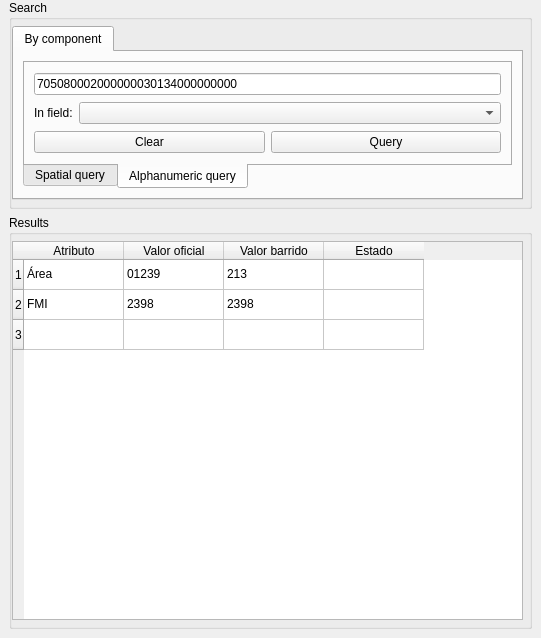
Before: the Qt Designer form asistente_ladm_col/ui/dockwidget_changes.ui in SwissTierrasColombia/Asistente-LADM-COL, drawn with Qt 5.
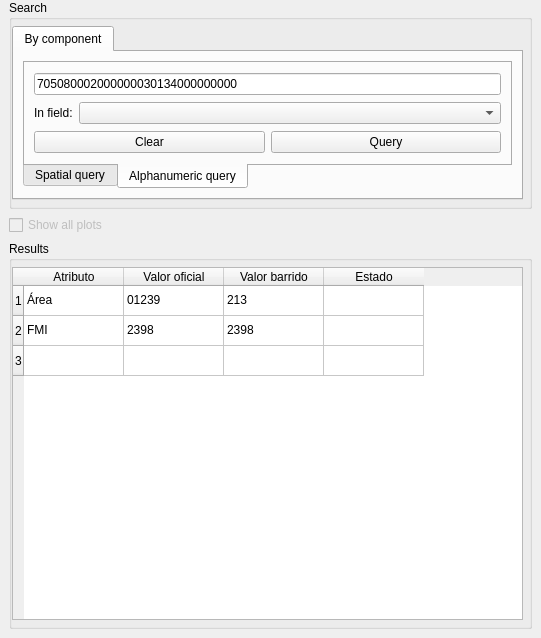
After: the same form once the commit is applied. Custom widgets are drawn as their Qt base class.

Commit message: [changes] Add checkbox to alternate between all plots and only selected plot; add function to activate/deactivate mapswipe_tool plugin

```diff
--- a/asistente_ladm_col/ui/dockwidget_changes.ui
+++ b/asistente_ladm_col/ui/dockwidget_changes.ui
@@ -13,7 +13,7 @@
   <property name="minimumSize">
    <size>
     <width>365</width>
-    <height>495</height>
+    <height>523</height>
    </size>
   </property>
   <property name="floating">
@@ -187,7 +187,7 @@
       </layout>
      </widget>
     </item>
-    <item row="1" column="0">
+    <item row="2" column="0">
      <widget class="QGroupBox" name="groupBox_2">
       <property name="sizePolicy">
        <sizepolicy hsizetype="Preferred" vsizetype="MinimumExpanding">
@@ -329,6 +329,16 @@
       </layout>
      </widget>
     </item>
+    <item row="1" column="0">
+     <widget class="QCheckBox" name="chk_show_all_plots">
+      <property name="enabled">
+       <bool>false</bool>
+      </property>
+      <property name="text">
+       <string>Show all plots</string>
+      </property>
+     </widget>
+    </item>
    </layout>
   </widget>
  </widget>
```
The commit also changes 1 other file.
